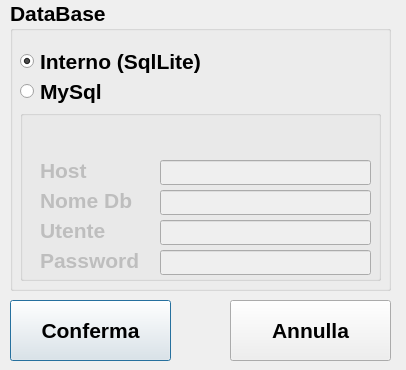
This is formimpostazioni.ui in lemoeb/RegCashLinux as Qt 5 draws it before an edit. The edited form follows.
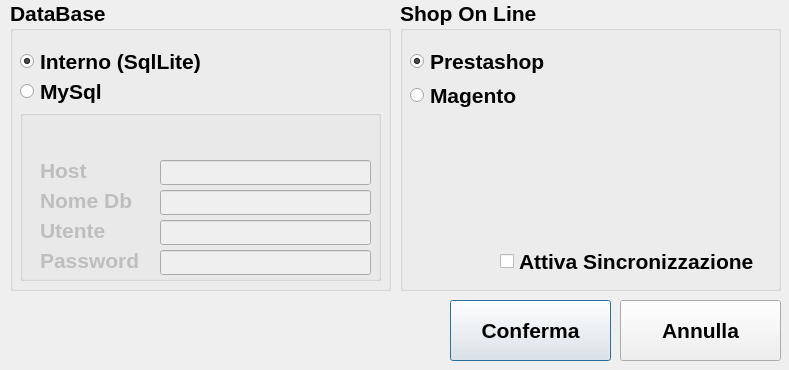
This is the edited form. Icons and pictures are not drawn.

The edit to the form file:
```diff
--- a/formimpostazioni.ui
+++ b/formimpostazioni.ui
@@ -6,7 +6,7 @@
    <rect>
     <x>0</x>
     <y>0</y>
-    <width>406</width>
+    <width>789</width>
     <height>370</height>
    </rect>
   </property>
@@ -23,7 +23,7 @@
   <widget class="QPushButton" name="btnConferma">
    <property name="geometry">
     <rect>
-     <x>10</x>
+     <x>450</x>
      <y>300</y>
      <width>161</width>
      <height>61</height>
@@ -46,7 +46,7 @@
   <widget class="QPushButton" name="btnAnnulla">
    <property name="geometry">
     <rect>
-     <x>230</x>
+     <x>620</x>
      <y>300</y>
      <width>161</width>
      <height>61</height>
@@ -216,6 +216,64 @@
     </widget>
    </widget>
   </widget>
+  <widget class="QGroupBox" name="groupBox_3">
+   <property name="geometry">
+    <rect>
+     <x>400</x>
+     <y>0</y>
+     <width>381</width>
+     <height>291</height>
+    </rect>
+   </property>
+   <property name="title">
+    <string>Shop On Line</string>
+   </property>
+   <widget class="QRadioButton" name="radio_sqlite_2">
+    <property name="geometry">
+     <rect>
+      <x>10</x>
+      <y>50</y>
+      <width>191</width>
+      <height>23</height>
+     </rect>
+    </property>
+    <property name="text">
+     <string>Prestashop</string>
+    </property>
+    <property name="checked">
+     <bool>true</bool>
+    </property>
+   </widget>
+   <widget class="QCheckBox" name="checkBox">
+    <property name="geometry">
+     <rect>
+      <x>100</x>
+      <y>250</y>
+      <width>271</width>
+      <height>23</height>
+     </rect>
+    </property>
+    <property name="text">
+     <string>Attiva Sincronizzazione</string>
+    </property>
+   </widget>
+   <widget class="QRadioButton" name="radio_sqlite_3">
+    <property name="geometry">
+     <rect>
+      <x>10</x>
+      <y>80</y>
+      <width>191</width>
+      <height>31</height>
+     </rect>
+    </property>
+    <property name="text">
+     <string>Magento</string>
+    </property>
+    <property name="checked">
+     <bool>false</bool>
+    </property>
+   </widget>
+  </widget>
  </widget>
  <resources>
   <include location="regcashresource.qrc"/>
```
